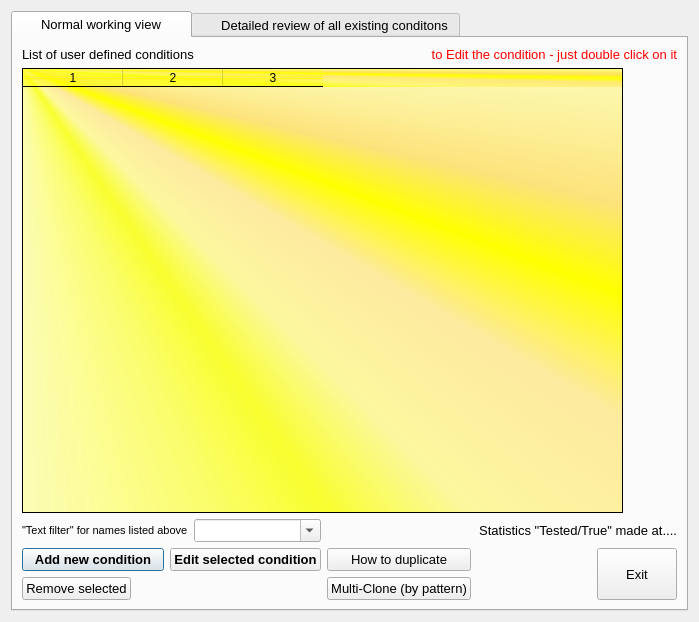
Before: the Qt Designer form t4manager_user_conditions.ui in jgrebosz/test-greware, drawn with Qt 5.
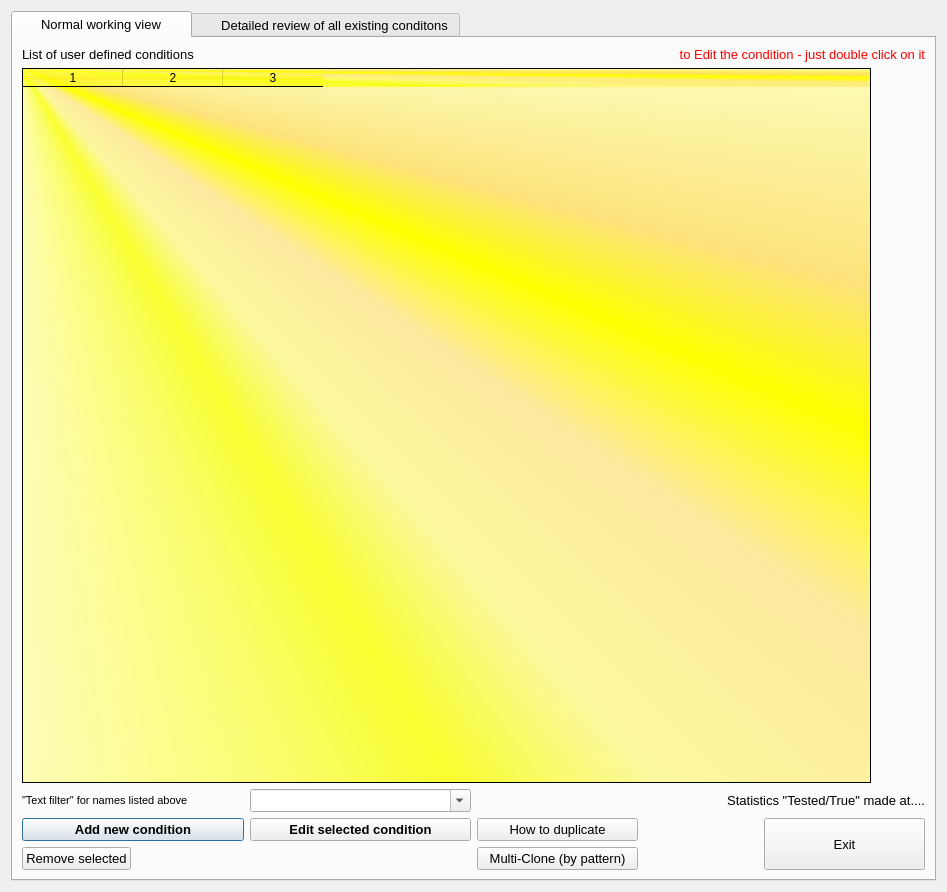
After: the same form once the commit is applied. Icons and pictures are not drawn.

Diff of the .ui file:
```diff
--- a/t4manager_user_conditions.ui
+++ b/t4manager_user_conditions.ui
@@ -6,8 +6,8 @@
    <rect>
     <x>0</x>
     <y>0</y>
-    <width>699</width>
-    <height>622</height>
+    <width>947</width>
+    <height>892</height>
    </rect>
   </property>
   <property name="windowTitle">
```
